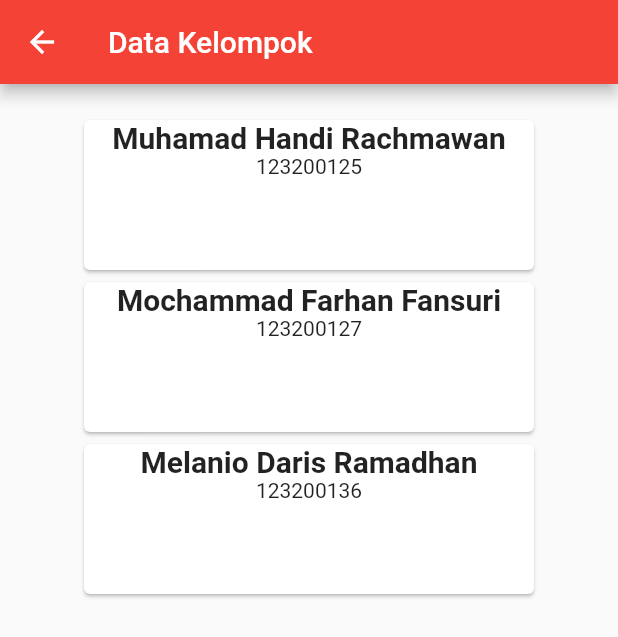
After one commit to handiism/fluth, a Flutter app: the DataDiri screen opened directly, on a phone screen of 412 x 824 dp. The commit adds this screen. Shown: the top 637 px of the screen. Run offline on Flutter 3.47's test engine with Material 2 defaults, Android fonts, the phone set to English and light mode, and no system bars; our stand-ins replace firebase_auth, firebase_core; accounts and stored records are empty.

Commit message:
feat: datadiri

```diff
--- /dev/null
+++ b/lib/view/datadiri.dart
@@ -0,0 +1,74 @@
+import 'package:flutter/material.dart';
+
+class DataDiri extends StatefulWidget {
+  const DataDiri({super.key});
+
+  @override
+  State<DataDiri> createState() => _DataDiriState();
+}
+
+class _DataDiriState extends State<DataDiri> {
+  @override
+  Widget build(BuildContext context) {
+    return Scaffold(
+        appBar: AppBar(
+          title: const Text("Data Kelompok"),
+          backgroundColor: Colors.red,
+        ),
+        body: SingleChildScrollView(
+          child: Center(
+              child: Column(
+            children: [
+              const SizedBox(
+                height: 20.0,
+              ),
+              Card(
+                child: SizedBox(
+                  width: 300,
+                  height: 100,
+                  child: Center(
+                      child: Column(children: const [
+                    Text(
+                      'Muhamad Handi Rachmawan',
+                      style: TextStyle(
+                          fontSize: 20.0, fontWeight: FontWeight.bold),
+                    ),
+                    Text("123200125")
+                  ])),
+                ),
+              ),
+              Card(
+                child: SizedBox(
+                  width: 300,
+                  height: 100,
+                  child: Center(
+                      child: Column(children: const [
+                    Text(
+                      'Mochammad Farhan Fansuri',
+                      style: TextStyle(
+                          fontSize: 20.0, fontWeight: FontWeight.bold),
+                    ),
+                    Text("123200127")
+                  ])),
+                ),
+              ),
+              Card(
+                child: SizedBox(
+                  width: 300,
+                  height: 100,
+                  child: Center(
+                      child: Column(children: const [
+                    Text(
+                      'Melanio Daris Ramadhan',
+                      style: TextStyle(
+                          fontSize: 20.0, fontWeight: FontWeight.bold),
+                    ),
+                    Text("123200136")
+                  ])),
+                ),
+              ),
+            ],
+          )),
+        ));
+  }
+}
--- a/lib/view/register.dart
+++ b/lib/view/register.dart
@@ -79,6 +79,9 @@ class _RegisterState extends State<Register> {
               height: 10.0,
             ),
             ElevatedButton(
+              style: ElevatedButton.styleFrom(
+                backgroundColor: const Color.fromARGB(255, 255, 18, 18),
+              ),
               onPressed: () async {
                 try {
                   log(_emailController.text);
@@ -129,7 +132,8 @@ class _RegisterState extends State<Register> {
                     ),
                     TextSpan(
                       text: "Masuk",
-                      style: const TextStyle(color: Colors.blue),
+                      style: const TextStyle(
+                          color: Color.fromARGB(255, 255, 18, 18)),
                       recognizer: TapGestureRecognizer()
                         ..onTap = () {
                           Navigator.push(
```
Also changed, not shown: lib/view/arithmetic.dart (+47 -1 lines), lib/view/login.dart (+8 -2 lines).
